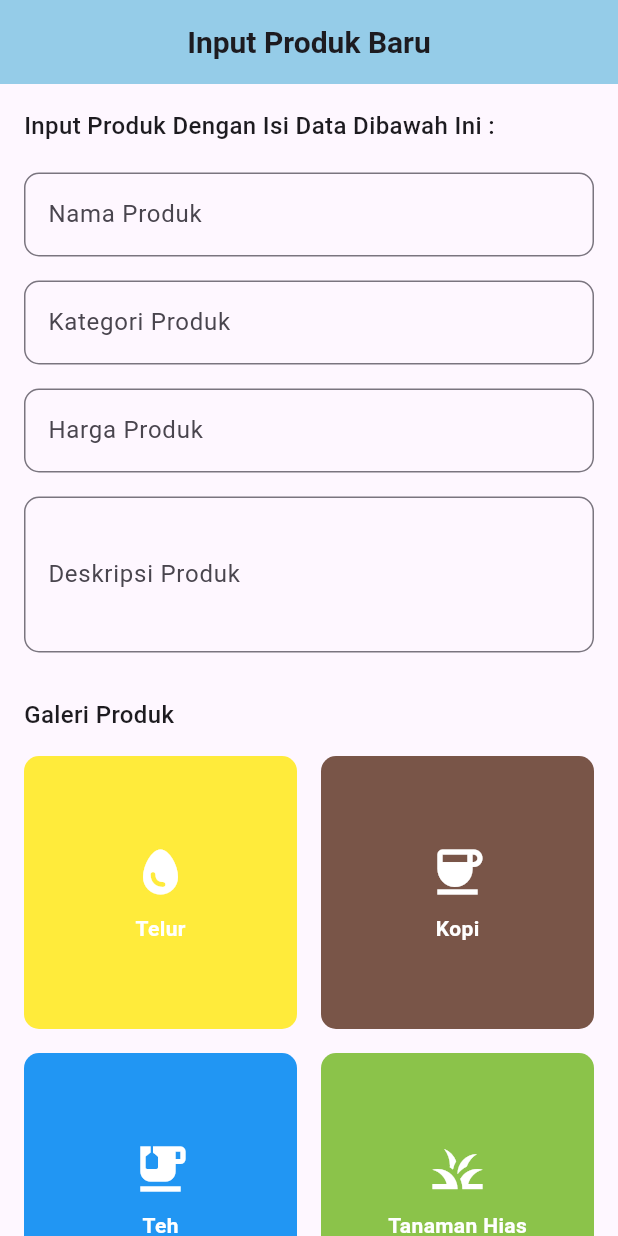
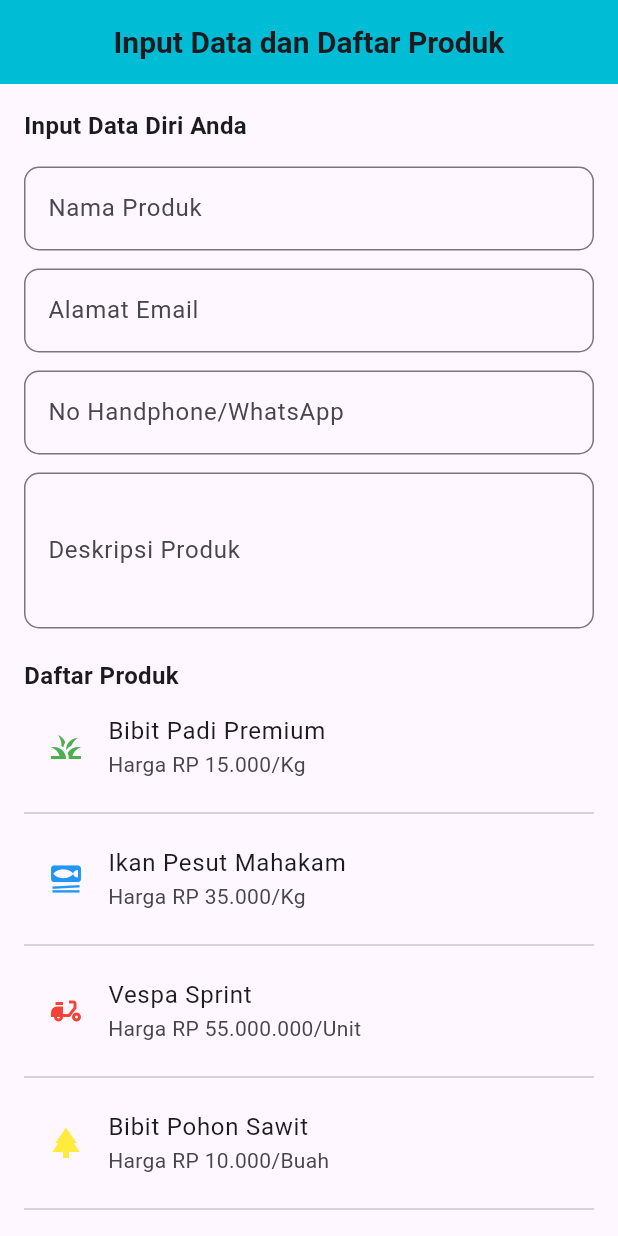
Before and after one commit to yauwwork/wahyu_belajar_flutter, a Flutter app: the screen it shows after launch, on a phone screen of 412 x 824 dp. Run offline on Flutter 3.47's test engine with Material 3 defaults, Android fonts, the phone set to English and light mode, and no system bars.

Commit message:
Tugas4Flutter

```diff
--- a/lib/main.dart
+++ b/lib/main.dart
@@ -1,5 +1,5 @@
 import 'package:flutter/material.dart';
-import 'package:wahyu_belajar_flutter/tugas3flutter/tugas3flutter.dart';
+import 'package:wahyu_belajar_flutter/tugas4flutter/tugas4flutter.dart';
 
 void main() {
   runApp(const MyApp());
@@ -31,7 +31,7 @@ class MyApp extends StatelessWidget {
         // tested with just a hot reload.
         colorScheme: .fromSeed(seedColor: Colors.deepPurple),
       ),
-      home: Tugas3Flutter(),
+      home: Tugas4Flutter(),
     );
   }
 }
--- /dev/null
+++ b/lib/tugas4flutter/tugas4flutter.dart
@@ -0,0 +1,144 @@
+import 'package:flutter/material.dart';
+
+class Tugas4Flutter extends StatelessWidget {
+  const Tugas4Flutter({super.key});
+
+  @override
+  Widget build(BuildContext context) {
+    return Scaffold(
+      appBar: AppBar(
+        backgroundColor: Colors.cyan,
+        centerTitle: true,
+        title: Text("Input Data dan Daftar Produk",
+        style: TextStyle(
+          fontSize: 20,
+          fontWeight: FontWeight.bold,
+        ),
+        ),
+      ),
+
+      body: ListView(
+        padding: EdgeInsets.all(16),
+        children: [
+          Text("Input Data Diri Anda",
+          style: TextStyle(
+            fontSize: 16,
+            fontWeight: FontWeight.bold,
+          ),
+          ),
+
+          SizedBox(height: 16),
+
+          TextField(
+            decoration: InputDecoration(
+              labelText: "Nama Produk",
+              border: OutlineInputBorder(
+                borderRadius: BorderRadius.circular(10),
+              )
+            ),
+          ),
+
+          SizedBox(height: 12),
+
+          TextField(
+            decoration: InputDecoration(
+              labelText: "Alamat Email",
+              border: OutlineInputBorder(
+                borderRadius: BorderRadius.circular(10),
+              )
+            ),
+          ),
+
+          SizedBox(height: 12),
+
+          TextField(
+            decoration: InputDecoration(
+              labelText: "No Handphone/WhatsApp",
+              border: OutlineInputBorder(
+                borderRadius: BorderRadius.circular(10),
+              )
+            ),
+          ),
+
+          SizedBox(height: 12),
+
+          TextField(
+            maxLines: 3,
+            decoration: InputDecoration(
+              labelText: "Deskripsi Produk",
+              border: OutlineInputBorder(
+                borderRadius: BorderRadius.circular(10),
+              )
+            ),
+          ),
+
+           SizedBox(height: 20),
+
+            Text("Daftar Produk",
+          style: TextStyle(
+            fontSize: 16,
+            fontWeight: FontWeight.bold,
+          ),
+          ),
+
+          ListTile(
+            leading: Icon(Icons.grass, color: Colors.green,),
+            title: Text("Bibit Padi Premium"),
+            subtitle: Text("Harga RP 15.000/Kg"),
+          ),
+
+          Divider(),
+
+          ListTile(
+            leading: Icon(Icons.set_meal, color: Colors.blue,),
+            title: Text("Ikan Pesut Mahakam"),
+            subtitle: Text("Harga RP 35.000/Kg"),
+          ),
+
+          Divider(),
+
+          ListTile(
+            leading: Icon(Icons.moped, color: Colors.red,),
+            title: Text("Vespa Sprint"),
+            subtitle: Text("Harga RP 55.000.000/Unit"),
+          ),
+
+          Divider(),
+
+          ListTile(
+            leading: Icon(Icons.park, color: Colors.yellow,),
+            title: Text("Bibit Pohon Sawit"),
+            subtitle: Text("Harga RP 10.000/Buah"),
+          ),
+
+          Divider(),
+
+          ListTile(
+            leading: Icon(Icons.pest_control_rodent, color: Colors.blueGrey,),
+            title: Text("Mencit untuk pakan hewan"),
+            subtitle: Text("Harga RP 5.000/Ekor"),
+          ),
+
+          Divider(),
+
+          ListTile(
+            leading: Icon(Icons.apple, color: Colors.red,),
+            title: Text("Apel Malang"),
+            subtitle: Text("Harga RP 25.000/Kg"),
+          ),
+
+          Divider(),
+
+          ListTile(
+            leading: Icon(Icons.rocket, color: const Color.fromARGB(255, 31, 248, 255),),
+            title: Text("Roket Space X"),
+            subtitle: Text("Harga RP 250.000.000.000./Unit"),
+          ),
+
+          Divider(),
+
+        ],
+      )
+    );
+  }
+}
```
